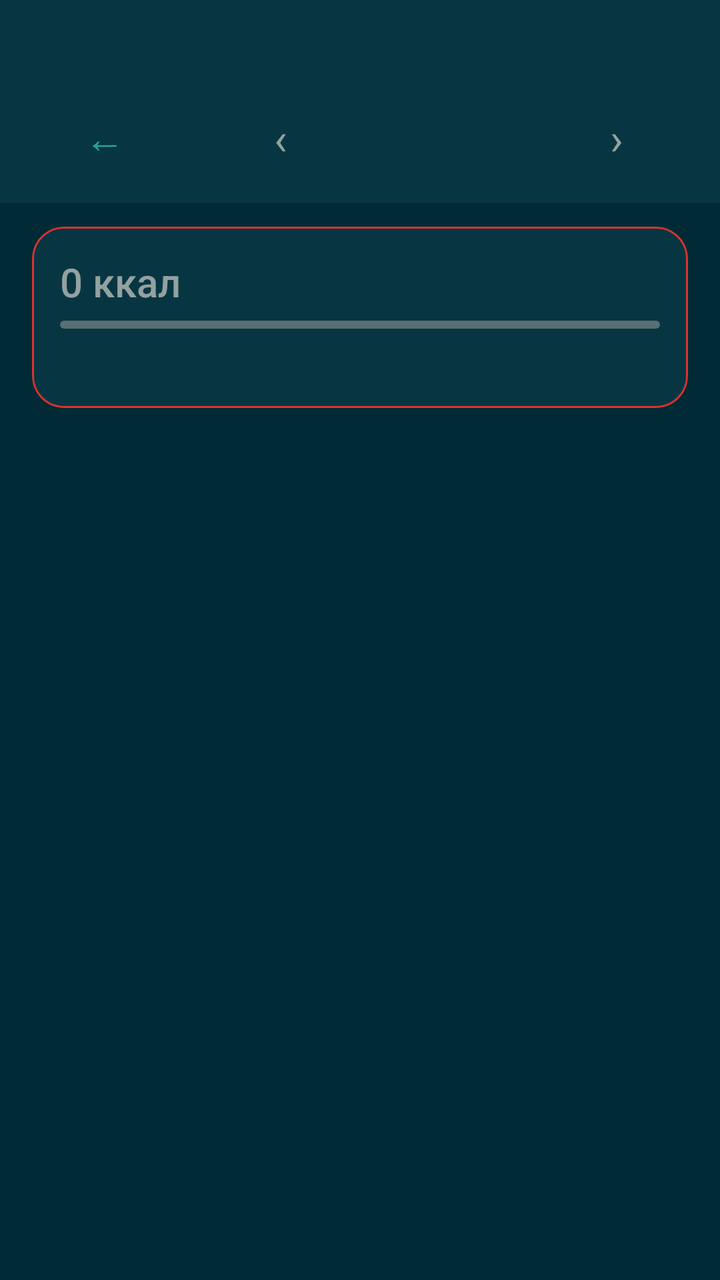
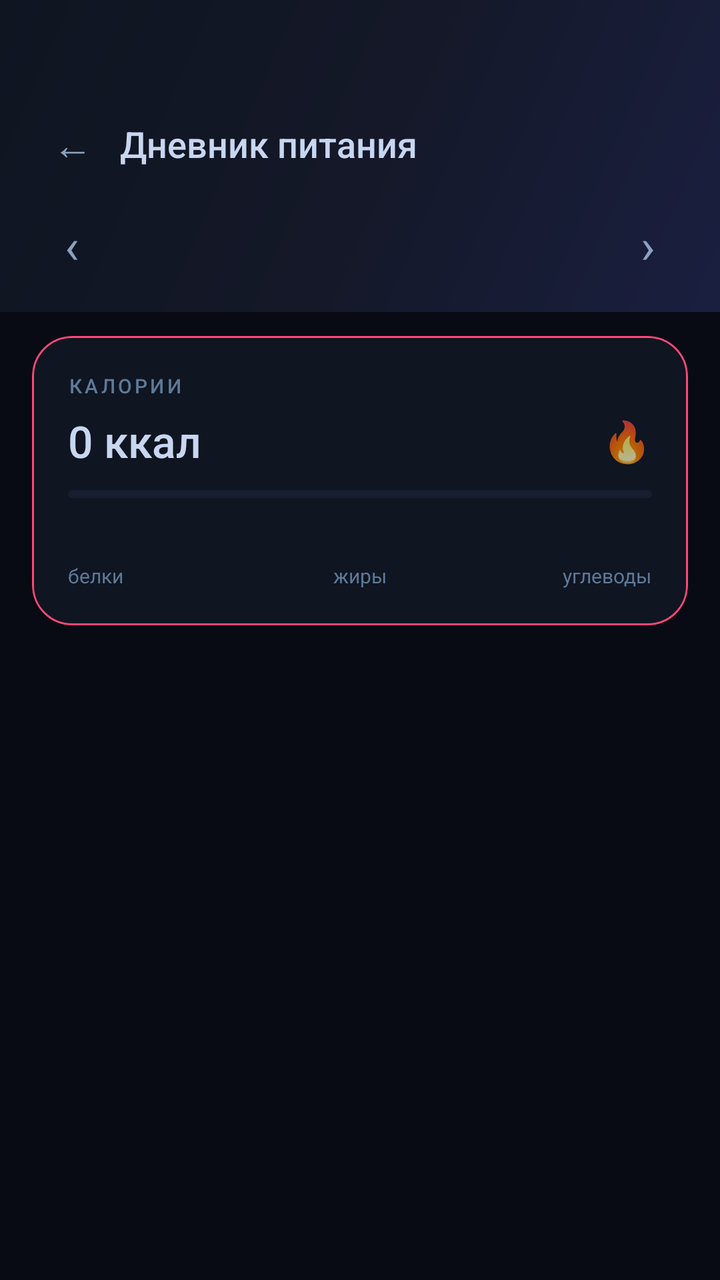

Screens rendered from an Android XML layout before and after an edit, with the pre-edit source and the edit as a unified diff.
<!-- AndroidManifest.xml: application theme Theme.FitnessTrainer -->
<!-- res/layout/fragment_food_diary.xml -->
<?xml version="1.0" encoding="utf-8"?>
<androidx.constraintlayout.widget.ConstraintLayout
    xmlns:android="http://schemas.android.com/apk/res/android"
    xmlns:app="http://schemas.android.com/apk/res-auto"
    android:layout_width="match_parent"
    android:layout_height="match_parent"
    android:background="@color/sol_base03">

    
    <LinearLayout
        android:id="@+id/toolbar"
        android:layout_width="0dp"
        android:layout_height="wrap_content"
        android:orientation="horizontal"
        android:paddingHorizontal="8dp"
        android:paddingTop="44dp"
        android:paddingBottom="8dp"
        android:background="@color/sol_base02"
        android:gravity="center_vertical"
        app:layout_constraintTop_toTopOf="parent"
        app:layout_constraintStart_toStartOf="parent"
        app:layout_constraintEnd_toEndOf="parent">

        <com.google.android.material.button.MaterialButton
            android:id="@+id/btn_back"
            style="@style/Widget.MaterialComponents.Button.TextButton"
            android:layout_width="wrap_content"
            android:layout_height="wrap_content"
            android:text="←"
            android:textColor="@color/sol_cyan"
            android:textSize="20sp"/>

        <com.google.android.material.button.MaterialButton
            android:id="@+id/btn_prev_day"
            style="@style/Widget.MaterialComponents.Button.TextButton"
            android:layout_width="wrap_content"
            android:layout_height="wrap_content"
            android:text="‹"
            android:textColor="@color/sol_base1"
            android:textSize="22sp"/>

        <TextView
            android:id="@+id/tv_date"
            android:layout_width="0dp"
            android:layout_height="wrap_content"
            android:layout_weight="1"
            android:gravity="center"
            android:textColor="@color/sol_base1"
            android:textSize="15sp"
            android:fontFamily="sans-serif-medium"/>

        <com.google.android.material.button.MaterialButton
            android:id="@+id/btn_next_day"
            style="@style/Widget.MaterialComponents.Button.TextButton"
            android:layout_width="wrap_content"
            android:layout_height="wrap_content"
            android:text="›"
            android:textColor="@color/sol_base1"
            android:textSize="22sp"/>
    </LinearLayout>

    
    <com.google.android.material.card.MaterialCardView
        android:id="@+id/card_summary"
        android:layout_width="0dp"
        android:layout_height="wrap_content"
        android:layout_marginHorizontal="16dp"
        android:layout_marginTop="12dp"
        app:cardBackgroundColor="@color/sol_base02"
        app:cardCornerRadius="16dp"
        app:cardElevation="0dp"
        app:strokeColor="@color/sol_red"
        app:strokeWidth="1dp"
        app:layout_constraintTop_toBottomOf="@id/toolbar"
        app:layout_constraintStart_toStartOf="parent"
        app:layout_constraintEnd_toEndOf="parent">

        <LinearLayout
            android:layout_width="match_parent"
            android:layout_height="wrap_content"
            android:orientation="vertical"
            android:padding="14dp">

            <TextView
                android:id="@+id/tv_total_calories"
                android:layout_width="wrap_content"
                android:layout_height="wrap_content"
                android:text="0 ккал"
                android:textColor="@color/sol_base1"
                android:textSize="20sp"
                android:fontFamily="sans-serif-medium"/>

            <com.google.android.material.progressindicator.LinearProgressIndicator
                android:id="@+id/progress_calories"
                android:layout_width="match_parent"
                android:layout_height="wrap_content"
                android:layout_marginTop="6dp"
                android:layout_marginBottom="8dp"
                app:indicatorColor="@color/sol_red"
                app:trackColor="@color/sol_base01"
                app:trackCornerRadius="4dp"/>

            <LinearLayout
                android:layout_width="match_parent"
                android:layout_height="wrap_content"
                android:orientation="horizontal">

                <TextView
                    android:id="@+id/tv_protein"
                    android:layout_width="0dp"
                    android:layout_height="wrap_content"
                    android:layout_weight="1"
                    android:textColor="@color/color_protein"
                    android:textSize="13sp"/>

                <TextView
                    android:id="@+id/tv_fat"
                    android:layout_width="0dp"
                    android:layout_height="wrap_content"
                    android:layout_weight="1"
                    android:gravity="center"
                    android:textColor="@color/color_fat"
                    android:textSize="13sp"/>

                <TextView
                    android:id="@+id/tv_carbs"
                    android:layout_width="0dp"
                    android:layout_height="wrap_content"
                    android:layout_weight="1"
                    android:gravity="end"
                    android:textColor="@color/color_carbs"
                    android:textSize="13sp"/>
            </LinearLayout>
        </LinearLayout>
    </com.google.android.material.card.MaterialCardView>

    <ProgressBar
        android:id="@+id/progress_bar"
        android:layout_width="wrap_content"
        android:layout_height="wrap_content"
        android:visibility="gone"
        android:layout_marginTop="24dp"
        app:layout_constraintTop_toBottomOf="@id/card_summary"
        app:layout_constraintStart_toStartOf="parent"
        app:layout_constraintEnd_toEndOf="parent"/>

    <androidx.recyclerview.widget.RecyclerView
        android:id="@+id/rv_diary"
        android:layout_width="0dp"
        android:layout_height="0dp"
        android:paddingHorizontal="16dp"
        android:paddingTop="8dp"
        android:paddingBottom="16dp"
        android:clipToPadding="false"
        app:layout_constraintTop_toBottomOf="@id/card_summary"
        app:layout_constraintBottom_toBottomOf="parent"
        app:layout_constraintStart_toStartOf="parent"
        app:layout_constraintEnd_toEndOf="parent"/>

</androidx.constraintlayout.widget.ConstraintLayout>
<!-- resources referenced by this layout -->
<resources>
  <color name="color_carbs">#268BD2</color>
  <color name="color_fat">#B58900</color>
  <color name="color_protein">#2AA198</color>
  <color name="sol_base01">#586E75</color>
  <color name="sol_base02">#073642</color>
  <color name="sol_base03">#002B36</color>
  <color name="sol_base1">#93A1A1</color>
  <color name="sol_cyan">#2AA198</color>
  <color name="sol_red">#DC322F</color>
  <style name="Theme.FitnessTrainer" parent="Theme.MaterialComponents.DayNight.NoActionBar">
          <item name="colorPrimary">@color/md_primary</item>
          <item name="colorPrimaryDark">@color/md_primary_variant</item>
          <item name="colorAccent">@color/md_secondary</item>
          <item name="android:windowBackground">@color/md_background</item>
          <item name="android:statusBarColor">@color/md_background</item>
          <item name="android:navigationBarColor">@color/md_background</item>
          <item name="android:windowLightStatusBar">true</item>
          <item name="android:windowLightNavigationBar">true</item>
          <item name="android:windowActivityTransitions">true</item>
          <item name="android:fontFamily">sans-serif</item>
      </style>
  <color name="md_primary">#1E88E5</color>
  <color name="md_primary_variant">#1565C0</color>
  <color name="md_secondary">#00BCD4</color>
  <color name="md_background">#F8FAFB</color>
</resources>

<!-- the commit's change to res/layout/fragment_food_diary.xml (unified diff, before → after) -->
@@ -4,59 +4,92 @@
     xmlns:app="http://schemas.android.com/apk/res-auto"
     android:layout_width="match_parent"
     android:layout_height="match_parent"
-    android:background="@color/sol_base03">
+    android:background="?attr/bgPrimary">
 
     
     <LinearLayout
         android:id="@+id/toolbar"
         android:layout_width="0dp"
         android:layout_height="wrap_content"
-        android:orientation="horizontal"
-        android:paddingHorizontal="8dp"
-        android:paddingTop="44dp"
-        android:paddingBottom="8dp"
-        android:background="@color/sol_base02"
-        android:gravity="center_vertical"
+        android:orientation="vertical"
+        android:background="@drawable/gradient_header"
+        android:paddingTop="52dp"
+        android:paddingBottom="16dp"
+        android:paddingHorizontal="16dp"
         app:layout_constraintTop_toTopOf="parent"
         app:layout_constraintStart_toStartOf="parent"
         app:layout_constraintEnd_toEndOf="parent">
 
-        <com.google.android.material.button.MaterialButton
-            android:id="@+id/btn_back"
-            style="@style/Widget.MaterialComponents.Button.TextButton"
-            android:layout_width="wrap_content"
-            android:layout_height="wrap_content"
-            android:text="←"
-            android:textColor="@color/sol_cyan"
-            android:textSize="20sp"/>
-
-        <com.google.android.material.button.MaterialButton
-            android:id="@+id/btn_prev_day"
-            style="@style/Widget.MaterialComponents.Button.TextButton"
-            android:layout_width="wrap_content"
-            android:layout_height="wrap_content"
-            android:text="‹"
-            android:textColor="@color/sol_base1"
-            android:textSize="22sp"/>
-
-        <TextView
-            android:id="@+id/tv_date"
-            android:layout_width="0dp"
-            android:layout_height="wrap_content"
-            android:layout_weight="1"
-            android:gravity="center"
-            android:textColor="@color/sol_base1"
-            android:textSize="15sp"
-            android:fontFamily="sans-serif-medium"/>
-
-        <com.google.android.material.button.MaterialButton
-            android:id="@+id/btn_next_day"
-            style="@style/Widget.MaterialComponents.Button.TextButton"
-            android:layout_width="wrap_content"
-            android:layout_height="wrap_content"
-            android:text="›"
-            android:textColor="@color/sol_base1"
-            android:textSize="22sp"/>
+        <LinearLayout
+            android:layout_width="match_parent"
+            android:layout_height="wrap_content"
+            android:orientation="horizontal"
+            android:gravity="center_vertical">
+
+            <com.google.android.material.button.MaterialButton
+                android:id="@+id/btn_back"
+                style="@style/Widget.MaterialComponents.Button.TextButton"
+                android:layout_width="40dp"
+                android:layout_height="40dp"
+                android:text="←"
+                android:textColor="@color/text_secondary"
+                android:textSize="20sp"
+                android:padding="0dp"
+                android:minWidth="0dp"/>
+
+            <TextView
+                android:layout_width="0dp"
+                android:layout_height="wrap_content"
+                android:layout_weight="1"
+                android:text="Дневник питания"
+                android:textColor="@color/text_primary"
+                android:textSize="18sp"
+                android:fontFamily="sans-serif-medium"
+                android:layout_marginStart="4dp"/>
+
+        </LinearLayout>
+
+        
+        <LinearLayout
+            android:layout_width="match_parent"
+            android:layout_height="wrap_content"
+            android:orientation="horizontal"
+            android:gravity="center_vertical"
+            android:layout_marginTop="8dp">
+
+            <com.google.android.material.button.MaterialButton
+                android:id="@+id/btn_prev_day"
+                style="@style/Widget.MaterialComponents.Button.TextButton"
+                android:layout_width="40dp"
+                android:layout_height="40dp"
+                android:text="‹"
+                android:textColor="@color/text_secondary"
+                android:textSize="24sp"
+                android:padding="0dp"
+                android:minWidth="0dp"/>
+
+            <TextView
+                android:id="@+id/tv_date"
+                android:layout_width="0dp"
+                android:layout_height="wrap_content"
+                android:layout_weight="1"
+                android:gravity="center"
+                android:textColor="@color/text_primary"
+                android:textSize="15sp"
+                android:fontFamily="sans-serif-medium"/>
+
+            <com.google.android.material.button.MaterialButton
+                android:id="@+id/btn_next_day"
+                style="@style/Widget.MaterialComponents.Button.TextButton"
+                android:layout_width="40dp"
+                android:layout_height="40dp"
+                android:text="›"
+                android:textColor="@color/text_secondary"
+                android:textSize="24sp"
+                android:padding="0dp"
+                android:minWidth="0dp"/>
+
+        </LinearLayout>
     </LinearLayout>
 
     
@@ -66,10 +99,10 @@
         android:layout_height="wrap_content"
         android:layout_marginHorizontal="16dp"
         android:layout_marginTop="12dp"
-        app:cardBackgroundColor="@color/sol_base02"
-        app:cardCornerRadius="16dp"
+        app:cardBackgroundColor="@color/bg_surface"
+        app:cardCornerRadius="20dp"
         app:cardElevation="0dp"
-        app:strokeColor="@color/sol_red"
+        app:strokeColor="@color/accent_rose"
         app:strokeWidth="1dp"
         app:layout_constraintTop_toBottomOf="@id/toolbar"
         app:layout_constraintStart_toStartOf="parent"
@@ -79,25 +112,50 @@
             android:layout_width="match_parent"
             android:layout_height="wrap_content"
             android:orientation="vertical"
-            android:padding="14dp">
+            android:padding="18dp">
 
             <TextView
-                android:id="@+id/tv_total_calories"
                 android:layout_width="wrap_content"
                 android:layout_height="wrap_content"
-                android:text="0 ккал"
-                android:textColor="@color/sol_base1"
-                android:textSize="20sp"
-                android:fontFamily="sans-serif-medium"/>
+                android:text="КАЛОРИИ"
+                android:textColor="@color/text_hint"
+                android:textSize="10sp"
+                android:letterSpacing="0.14"
+                android:fontFamily="sans-serif-medium"
+                android:layout_marginBottom="6dp"/>
+
+            <LinearLayout
+                android:layout_width="match_parent"
+                android:layout_height="wrap_content"
+                android:orientation="horizontal"
+                android:gravity="center_vertical">
+
+                <TextView
+                    android:id="@+id/tv_total_calories"
+                    android:layout_width="0dp"
+                    android:layout_height="wrap_content"
+                    android:layout_weight="1"
+                    android:text="0 ккал"
+                    android:textColor="@color/text_primary"
+                    android:textSize="22sp"
+                    android:fontFamily="sans-serif-medium"/>
+
+                <TextView
+                    android:layout_width="wrap_content"
+                    android:layout_height="wrap_content"
+                    android:text="🔥"
+                    android:textSize="20sp"/>
+
+            </LinearLayout>
 
             <com.google.android.material.progressindicator.LinearProgressIndicator
                 android:id="@+id/progress_calories"
                 android:layout_width="match_parent"
                 android:layout_height="wrap_content"
-                android:layout_marginTop="6dp"
-                android:layout_marginBottom="8dp"
-                app:indicatorColor="@color/sol_red"
-                app:trackColor="@color/sol_base01"
+                android:layout_marginTop="10dp"
+                android:layout_marginBottom="12dp"
+                app:indicatorColor="@color/accent_rose"
+                app:trackColor="@color/bg_elevated"
                 app:trackCornerRadius="4dp"/>
 
             <LinearLayout
@@ -105,31 +163,74 @@
                 android:layout_height="wrap_content"
                 android:orientation="horizontal">
 
-                <TextView
-                    android:id="@+id/tv_protein"
-                    android:layout_width="0dp"
-                    android:layout_height="wrap_content"
-                    android:layout_weight="1"
-                    android:textColor="@color/color_protein"
-                    android:textSize="13sp"/>
-
-                <TextView
-                    android:id="@+id/tv_fat"
-                    android:layout_width="0dp"
-                    android:layout_height="wrap_content"
-                    android:layout_weight="1"
-                    android:gravity="center"
-                    android:textColor="@color/color_fat"
-                    android:textSize="13sp"/>
-
-                <TextView
-                    android:id="@+id/tv_carbs"
-                    android:layout_width="0dp"
-                    android:layout_height="wrap_content"
-                    android:layout_weight="1"
-                    android:gravity="end"
-                    android:textColor="@color/color_carbs"
-                    android:textSize="13sp"/>
+                
+                <LinearLayout
+                    android:layout_width="0dp"
+                    android:layout_height="wrap_content"
+                    android:layout_weight="1"
+                    android:orientation="vertical">
+                    <TextView
+                        android:id="@+id/tv_protein"
+                        android:layout_width="wrap_content"
+                        android:layout_height="wrap_content"
+                        android:textColor="@color/color_protein"
+                        android:textSize="14sp"
+                        android:fontFamily="sans-serif-medium"/>
+                    <TextView
+                        android:layout_width="wrap_content"
+                        android:layout_height="wrap_content"
+                        android:text="белки"
+                        android:textColor="@color/text_hint"
+                        android:textSize="10sp"
+                        android:layout_marginTop="1dp"/>
+                </LinearLayout>
+
+                
+                <LinearLayout
+                    android:layout_width="0dp"
+                    android:layout_height="wrap_content"
+                    android:layout_weight="1"
+                    android:orientation="vertical"
+                    android:gravity="center_horizontal">
+                    <TextView
+                        android:id="@+id/tv_fat"
+                        android:layout_width="wrap_content"
+                        android:layout_height="wrap_content"
+                        android:textColor="@color/color_fat"
+                        android:textSize="14sp"
+                        android:fontFamily="sans-serif-medium"/>
+                    <TextView
+                        android:layout_width="wrap_content"
+                        android:layout_height="wrap_content"
+                        android:text="жиры"
+                        android:textColor="@color/text_hint"
+                        android:textSize="10sp"
+                        android:layout_marginTop="1dp"/>
+                </LinearLayout>
+
+                
+                <LinearLayout
+                    android:layout_width="0dp"
+                    android:layout_height="wrap_content"
+                    android:layout_weight="1"
+                    android:orientation="vertical"
+                    android:gravity="end">
+                    <TextView
+                        android:id="@+id/tv_carbs"
+                        android:layout_width="wrap_content"
+                        android:layout_height="wrap_content"
+                        android:textColor="@color/color_carbs"
+                        android:textSize="14sp"
+                        android:fontFamily="sans-serif-medium"/>
+                    <TextView
+                        android:layout_width="wrap_content"
+                        android:layout_height="wrap_content"
+                        android:text="углеводы"
+                        android:textColor="@color/text_hint"
+                        android:textSize="10sp"
+                        android:layout_marginTop="1dp"/>
+                </LinearLayout>
+
             </LinearLayout>
         </LinearLayout>
     </com.google.android.material.card.MaterialCardView>
@@ -139,10 +240,44 @@
         android:layout_width="wrap_content"
         android:layout_height="wrap_content"
         android:visibility="gone"
-        android:layout_marginTop="24dp"
+        android:layout_marginTop="20dp"
         app:layout_constraintTop_toBottomOf="@id/card_summary"
         app:layout_constraintStart_toStartOf="parent"
         app:layout_constraintEnd_toEndOf="parent"/>
+
+    
+    <LinearLayout
+        android:id="@+id/error_state"
+        android:layout_width="0dp"
+        android:layout_height="wrap_content"
+        android:orientation="vertical"
+        android:gravity="center"
+        android:padding="24dp"
+        android:visibility="gone"
+        app:layout_constraintTop_toBottomOf="@id/card_summary"
+        app:layout_constraintStart_toStartOf="parent"
+        app:layout_constraintEnd_toEndOf="parent">
+
+        <TextView
+            android:id="@+id/tv_error"
+            android:layout_width="wrap_content"
+            android:layout_height="wrap_content"
+            android:textColor="@color/accent_rose"
+            android:textSize="15sp"
+            android:gravity="center"
+            android:fontFamily="sans-serif-medium"/>
+
+        <com.google.android.material.button.MaterialButton
+            android:id="@+id/btn_retry"
+            style="@style/Widget.MaterialComponents.Button.OutlinedButton"
+            android:layout_width="wrap_content"
+            android:layout_height="wrap_content"
+            android:layout_marginTop="16dp"
+            android:text="Повторить"
+            android:textColor="@color/accent_rose"
+            app:strokeColor="@color/accent_rose"/>
+
+    </LinearLayout>
 
     <androidx.recyclerview.widget.RecyclerView
         android:id="@+id/rv_diary"
<!-- resource entries referenced after the edit -->
@@ -1,29 +1,54 @@
 <!-- resources referenced by this layout -->
 <resources>
-  <color name="color_carbs">#268BD2</color>
-  <color name="color_fat">#B58900</color>
-  <color name="color_protein">#2AA198</color>
-  <color name="sol_base01">#586E75</color>
-  <color name="sol_base02">#073642</color>
-  <color name="sol_base03">#002B36</color>
-  <color name="sol_base1">#93A1A1</color>
-  <color name="sol_cyan">#2AA198</color>
-  <color name="sol_red">#DC322F</color>
-  <style name="Theme.FitnessTrainer" parent="Theme.MaterialComponents.DayNight.NoActionBar">
-          <item name="colorPrimary">@color/md_primary</item>
-          <item name="colorPrimaryDark">@color/md_primary_variant</item>
-          <item name="colorAccent">@color/md_secondary</item>
-          <item name="android:windowBackground">@color/md_background</item>
-          <item name="android:statusBarColor">@color/md_background</item>
-          <item name="android:navigationBarColor">@color/md_background</item>
-          <item name="android:windowLightStatusBar">true</item>
-          <item name="android:windowLightNavigationBar">true</item>
+  <color name="accent_rose">#FF4777</color>
+  <color name="bg_elevated">#161E30</color>
+  <color name="bg_surface">#0F1521</color>
+  <color name="color_carbs">#5B6AF0</color>
+  <color name="color_fat">#FFB547</color>
+  <color name="color_protein">#00E596</color>
+  <color name="text_hint">#5E7A99</color>
+  <color name="text_primary">#C8D6F0</color>
+  <color name="text_secondary">#8BA3C0</color>
+  <!-- drawable gradient_header (drawable) -->
+  <?xml version="1.0" encoding="utf-8"?>
+  <shape xmlns:android="http://schemas.android.com/apk/res/android">
+      <gradient
+          android:type="linear"
+          android:angle="135"
+          android:startColor="#1A1F40"
+          android:centerColor="#141828"
+          android:endColor="#0F1521"/>
+  </shape>
+  <style name="Theme.FitnessTrainer" parent="Theme.MaterialComponents.NoActionBar">
+          <item name="colorPrimary">@color/accent_indigo</item>
+          <item name="colorPrimaryDark">@color/bg_surface</item>
+          <item name="colorAccent">@color/accent_cyan</item>
+          <item name="colorSurface">@color/bg_surface</item>
+          <item name="colorOnSurface">@color/text_primary</item>
+          <item name="android:windowBackground">@color/bg_primary</item>
+          <item name="android:statusBarColor">@color/bg_primary</item>
+          <item name="android:navigationBarColor">@color/bg_surface</item>
+          <item name="android:windowLightStatusBar">false</item>
+          <item name="android:windowLightNavigationBar">false</item>
+          <item name="android:textColorPrimary">@color/text_primary</item>
+          <item name="android:textColorSecondary">@color/text_secondary</item>
+          <item name="android:textColorHint">@color/text_hint</item>
+          <item name="android:fontFamily">sans-serif</item>
           <item name="android:windowActivityTransitions">true</item>
-          <item name="android:fontFamily">sans-serif</item>
+          <item name="rippleColor">#335B6AF0</item>
+          
+          <item name="bgPrimary">@color/bg_primary</item>
+          <item name="bgSurface">@color/bg_surface</item>
+          <item name="bgElevated">@color/bg_elevated</item>
+          <item name="textPrimary">@color/text_primary</item>
+          <item name="textSecondary">@color/text_secondary</item>
+          <item name="textHint">@color/text_hint</item>
+          <item name="borderDefault">@color/border_default</item>
+          <item name="accentMain">@color/accent_indigo</item>
       </style>
-  <color name="md_primary">#1E88E5</color>
-  <color name="md_primary_variant">#1565C0</color>
-  <color name="md_secondary">#00BCD4</color>
-  <color name="md_background">#F8FAFB</color>
+  <color name="accent_indigo">#5B6AF0</color>
+  <color name="accent_cyan">#00D4FF</color>
+  <color name="bg_primary">#080B14</color>
+  <color name="border_default">#1E2D45</color>
 </resources>
 
